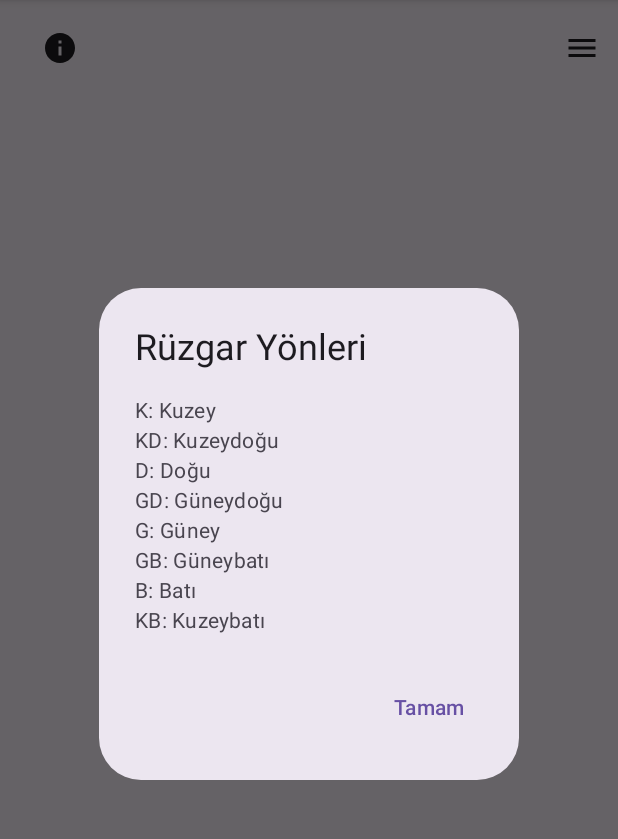
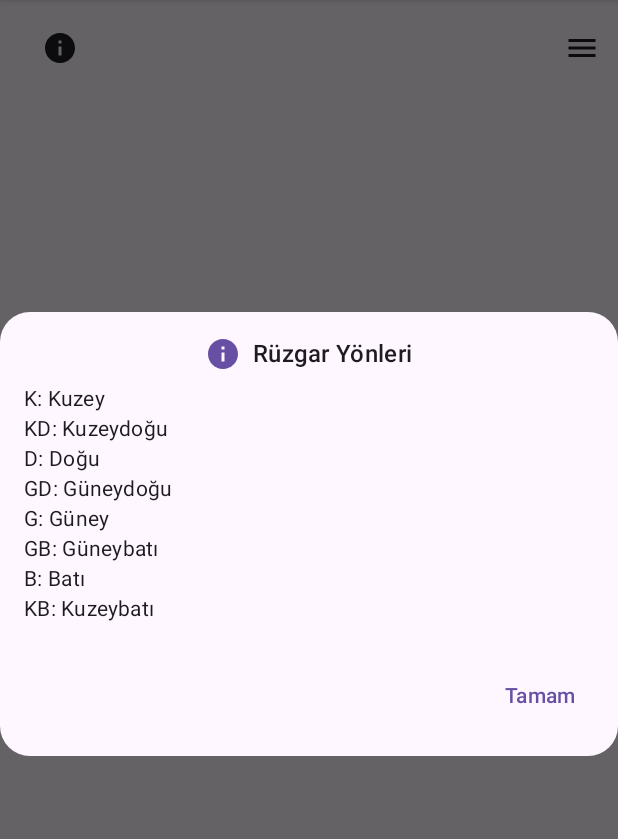
Before and after one commit to karakayahamza/WeatherForecastCompose, an Android app built with Jetpack Compose: the screen it shows after launch (MainActivity), after a tap on "Info", on a phone screen of 412 x 824 dp, the part 84-923 px from its top. Run offline under Robolectric (Android 15) with nearby library versions, the phone set to English and light mode, and no system bars; our stand-ins replace Dagger/Hilt's generated code; 3 statements that could not run were skipped.

Commit message:
Last Commit

```diff
--- a/app/src/main/java/com/example/weatherforecastcompose/view/components/TopBar.kt
+++ b/app/src/main/java/com/example/weatherforecastcompose/view/components/TopBar.kt
@@ -1,11 +1,20 @@
 package com.example.weatherforecastcompose.view.components
 
 import androidx.compose.foundation.ExperimentalFoundationApi
+import androidx.compose.foundation.background
 import androidx.compose.foundation.layout.Arrangement
+import androidx.compose.foundation.layout.Box
 import androidx.compose.foundation.layout.Column
 import androidx.compose.foundation.layout.Row
+import androidx.compose.foundation.layout.Spacer
+import androidx.compose.foundation.layout.fillMaxSize
 import androidx.compose.foundation.layout.fillMaxWidth
+import androidx.compose.foundation.layout.height
+import androidx.compose.foundation.layout.padding
+import androidx.compose.foundation.layout.size
+import androidx.compose.foundation.layout.width
 import androidx.compose.foundation.pager.PagerState
+import androidx.compose.foundation.shape.RoundedCornerShape
 import androidx.compose.material.icons.Icons
 import androidx.compose.material.icons.filled.Info
 import androidx.compose.material3.AlertDialog
@@ -26,6 +35,9 @@ import androidx.compose.runtime.setValue
 import androidx.compose.ui.Alignment
 import androidx.compose.ui.Modifier
 import androidx.compose.ui.graphics.Color
+import androidx.compose.ui.graphics.vector.ImageVector
+import androidx.compose.ui.unit.dp
+import androidx.compose.ui.window.Dialog
 import kotlinx.coroutines.CoroutineScope
 import kotlinx.coroutines.launch
 
@@ -37,7 +49,7 @@ fun MainTopAppBar(
     drawerState: DrawerState,
     scope: CoroutineScope,
     backgroundColor: Color = MaterialTheme.colorScheme.primary,
-    currentPlace: Pair<Double, Double>? // Add currentPlace parameter
+    currentPlace: Pair<Double, Double>?
 ) {
     var showDialog by remember { mutableStateOf(false) }
 
@@ -74,27 +86,116 @@ fun MainTopAppBar(
         },
     )
 
-    if (showDialog) {
-        AlertDialog(
-            onDismissRequest = { showDialog = false },
-            title = { Text("Rüzgar Yönleri") },
-            text = {
-                Column {
-                    Text("K: Kuzey")
-                    Text("KD: Kuzeydoğu")
-                    Text("D: Doğu")
-                    Text("GD: Güneydoğu")
-                    Text("G: Güney")
-                    Text("GB: Güneybatı")
-                    Text("B: Batı")
-                    Text("KB: Kuzeybatı")
-                }
-            },
-            confirmButton = {
-                TextButton(onClick = { showDialog = false }) {
-                    Text("Tamam")
+
+
+
+//    if (showDialog) {
+//        AlertDialog(
+//            onDismissRequest = { showDialog = false },
+//            title = { Text("Rüzgar Yönleri") },
+//            text = {
+//                Column {
+//                    Text("K: Kuzey")
+//                    Text("KD: Kuzeydoğu")
+//                    Text("D: Doğu")
+//                    Text("GD: Güneydoğu")
+//                    Text("G: Güney")
+//                    Text("GB: Güneybatı")
+//                    Text("B: Batı")
+//                    Text("KB: Kuzeybatı")
+//                }
+//            },
+//            confirmButton = {
+//                TextButton(onClick = { showDialog = false }) {
+//                    Text("Tamam")
+//                }
+//            },
+//            shape = RoundedCornerShape(50.dp),
+//            //containerColor = MaterialTheme.colorScheme.background,
+//            //modifier = Modifier.background(MaterialTheme.colorScheme.background)
+//
+//        )
+
+
+
+    CustomAlertDialog(
+        showDialog = showDialog,
+        onDismissRequest = { showDialog = false },
+        onConfirmation = { /* Handle confirmation */ },
+        dialogTitle = "Rüzgar Yönleri",
+        dialogText = "K: Kuzey\nKD: Kuzeydoğu\nD: Doğu\nGD: Güneydoğu\nG: Güney\nGB: Güneybatı\nB: Batı\nKB: Kuzeybatı",
+        icon = Icons.Default.Info // Örnek bir ikon
+    )
+
+    }
+
+
+
+    @Composable
+    fun CustomAlertDialog(
+        showDialog: Boolean,
+        onDismissRequest: () -> Unit,
+        onConfirmation: () -> Unit,
+        dialogTitle: String,
+        dialogText: String,
+        icon: ImageVector
+    ) {
+        if (showDialog) {
+            Dialog(onDismissRequest = { onDismissRequest() }) {
+                Box(
+                    modifier = Modifier
+                        .background(Color.Transparent) // Pencere arka planını şeffaf yapar
+) {
+                    Box(
+                        modifier = Modifier
+                            .align(Alignment.Center)
+                            .background(MaterialTheme.colorScheme.background, RoundedCornerShape(20.dp))
+                            .padding(16.dp)
+                    ) {
+                        Column {
+                            Row(
+                                modifier = Modifier
+                                    .fillMaxWidth()
+                                    .padding(bottom = 8.dp),
+                                verticalAlignment = Alignment.CenterVertically,
+                                horizontalArrangement = Arrangement.Center
+                            ) {
+                                Icon(
+                                    icon,
+                                    contentDescription = "Example Icon",
+                                    tint = MaterialTheme.colorScheme.primary, // İkon rengi
+                                    modifier = Modifier.size(24.dp)
+                                )
+                                Spacer(modifier = Modifier.width(8.dp))
+                                Text(
+                                    text = dialogTitle,
+                                    style = MaterialTheme.typography.titleMedium,
+                                    color = MaterialTheme.colorScheme.onBackground // Başlık rengi
+                                )
+                            }
+                            Text(
+                                text = dialogText,
+                                style = MaterialTheme.typography.bodyMedium,
+                                color = MaterialTheme.colorScheme.onBackground // Metin rengi
+                            )
+                            Spacer(modifier = Modifier.height(16.dp))
+                            Row(
+                                modifier = Modifier
+                                    .fillMaxWidth()
+                                    .padding(top = 8.dp),
+                                horizontalArrangement = Arrangement.End
+                            ) {
+                                TextButton(
+                                    onClick = {
+                                        onDismissRequest()
+                                    }
+                                ) {
+                                    Text("Tamam", color = MaterialTheme.colorScheme.primary) // Dismiss buton rengi
+                                }
+                            }
+                        }
+                    }
                 }
             }
-        )
+        }
     }
-}
--- a/app/src/main/res/values/themes.xml
+++ b/app/src/main/res/values/themes.xml
@@ -3,16 +3,16 @@
     <!-- Base application theme -->
     <style name="Theme.WeatherForecastCompose" parent="Theme.AppCompat.NoActionBar">
         <!-- Primary colors and other attributes -->
-        <item name="colorPrimary">#6200EE</item>
-        <item name="colorOnPrimary">#FFFFFF</item>
+
         <item name="android:windowIsTranslucent">true</item>
+        <item name="android:windowBackground">@android:color/transparent</item>
         <!-- Other attributes -->
     </style>
 
     <!-- Splash screen theme -->
     <style name="Theme.SplashScreen" parent="Theme.AppCompat.NoActionBar">
         <!-- Custom splash screen background color -->
-        <item name="android:background">@color/white</item>
         <item name="android:windowIsTranslucent">true</item>
+        <item name="android:windowBackground">@android:color/transparent</item>
     </style>
 </resources>
```
